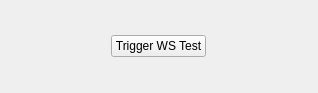
First picture: the form in src/mainwindow.ui, repository matty45/collabvm-cpp-client, before the edit.
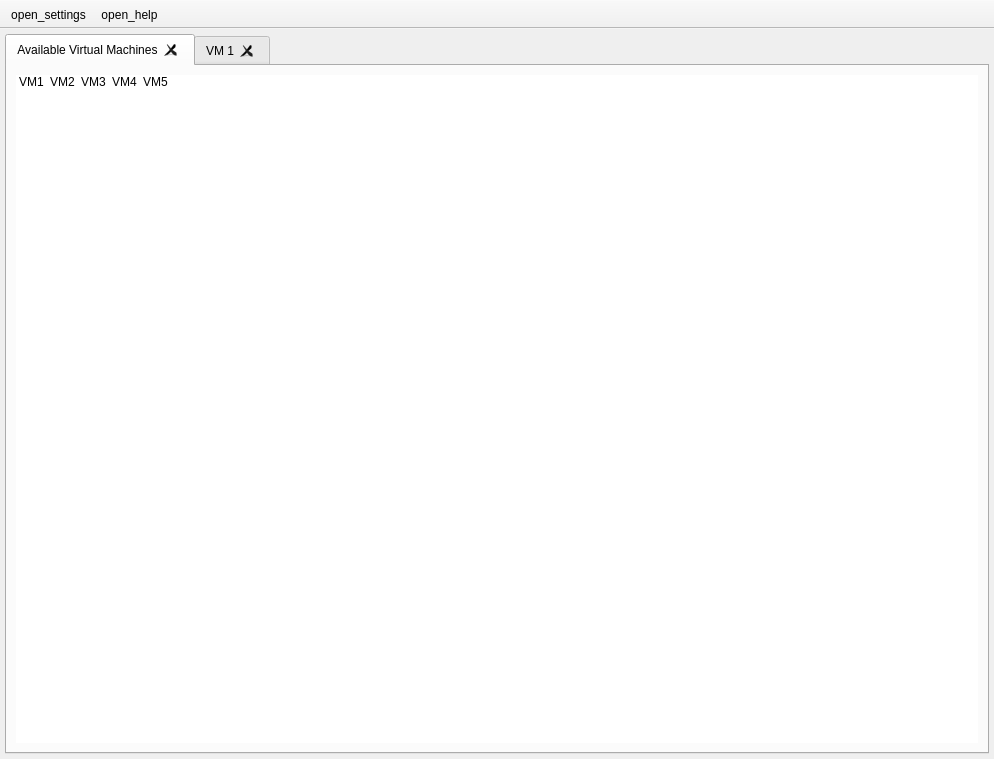
Second picture: the form after the edit. Icons and pictures are not drawn.

```diff
--- a/src/mainwindow.ui
+++ b/src/mainwindow.ui
@@ -6,8 +6,8 @@
    <rect>
     <x>0</x>
     <y>0</y>
-    <width>318</width>
-    <height>93</height>
+    <width>994</width>
+    <height>759</height>
    </rect>
   </property>
   <property name="minimumSize">
@@ -19,29 +19,206 @@
   <property name="windowTitle">
    <string>CollabVM Qt Client</string>
   </property>
+  <property name="tabShape">
+   <enum>QTabWidget::TabShape::Rounded</enum>
+  </property>
+  <property name="unifiedTitleAndToolBarOnMac">
+   <bool>true</bool>
+  </property>
   <widget class="QWidget" name="centralwidget">
-   <layout class="QGridLayout" name="main_grid_layout">
+   <property name="autoFillBackground">
+    <bool>false</bool>
+   </property>
+   <layout class="QGridLayout" name="gridLayout">
+    <property name="leftMargin">
+     <number>5</number>
+    </property>
+    <property name="topMargin">
+     <number>5</number>
+    </property>
+    <property name="rightMargin">
+     <number>5</number>
+    </property>
+    <property name="bottomMargin">
+     <number>5</number>
+    </property>
     <item row="0" column="0">
-     <widget class="QPushButton" name="the_funky_test_button">
-      <property name="sizePolicy">
-       <sizepolicy hsizetype="Fixed" vsizetype="Fixed">
-        <horstretch>0</horstretch>
-        <verstretch>0</verstretch>
-       </sizepolicy>
+     <widget class="QTabWidget" name="tabs">
+      <property name="currentIndex">
+       <number>0</number>
       </property>
-      <property name="toolTip">
-       <string>Does a thing.</string>
+      <property name="tabsClosable">
+       <bool>true</bool>
       </property>
-      <property name="text">
-       <string>Trigger WS Test</string>
+      <property name="movable">
+       <bool>true</bool>
       </property>
-      <property name="icon">
-       <iconset theme="QIcon::ThemeIcon::Computer"/>
+      <property name="tabBarAutoHide">
+       <bool>false</bool>
       </property>
+      <widget class="QWidget" name="vm_list_tab">
+       <property name="autoFillBackground">
+        <bool>false</bool>
+       </property>
+       <attribute name="icon">
+        <iconset theme="accessories-dictionary"/>
+       </attribute>
+       <attribute name="title">
+        <string>Available Virtual Machines</string>
+       </attribute>
+       <layout class="QGridLayout" name="gridLayout_2">
+        <item row="0" column="0">
+         <widget class="QListWidget" name="listWidget">
+          <property name="frameShape">
+           <enum>QFrame::Shape::NoFrame</enum>
+          </property>
+          <property name="iconSize">
+           <size>
+            <width>350</width>
+            <height>263</height>
+           </size>
+          </property>
+          <property name="resizeMode">
+           <enum>QListView::ResizeMode::Adjust</enum>
+          </property>
+          <property name="layoutMode">
+           <enum>QListView::LayoutMode::SinglePass</enum>
+          </property>
+          <property name="spacing">
+           <number>10</number>
+          </property>
+          <property name="viewMode">
+           <enum>QListView::ViewMode::IconMode</enum>
+          </property>
+          <property name="uniformItemSizes">
+           <bool>true</bool>
+          </property>
+          <property name="sortingEnabled">
+           <bool>true</bool>
+          </property>
+          <item>
+           <property name="text">
+            <string>VM1</string>
+           </property>
+           <property name="icon">
+            <iconset resource="../collabvm-qt-client.qrc">
+             <normaloff>:/Images/Placeholder VM image</normaloff>:/Images/Placeholder VM image</iconset>
+           </property>
+          </item>
+          <item>
+           <property name="text">
+            <string>VM2</string>
+           </property>
+           <property name="icon">
+            <iconset resource="../collabvm-qt-client.qrc">
+             <normaloff>:/Images/Placeholder VM image</normaloff>:/Images/Placeholder VM image</iconset>
+           </property>
+          </item>
+          <item>
+           <property name="text">
+            <string>VM3</string>
+           </property>
+           <property name="icon">
+            <iconset resource="../collabvm-qt-client.qrc">
+             <normaloff>:/Images/Placeholder VM image</normaloff>:/Images/Placeholder VM image</iconset>
+           </property>
+          </item>
+          <item>
+           <property name="text">
+            <string>VM4</string>
+           </property>
+           <property name="icon">
+            <iconset resource="../collabvm-qt-client.qrc">
+             <normaloff>:/Images/Placeholder VM image</normaloff>:/Images/Placeholder VM image</iconset>
+           </property>
+          </item>
+          <item>
+           <property name="text">
+            <string>VM5</string>
+           </property>
+           <property name="icon">
+            <iconset resource="../collabvm-qt-client.qrc">
+             <normaloff>:/Images/Placeholder VM image</normaloff>:/Images/Placeholder VM image</iconset>
+           </property>
+          </item>
+         </widget>
+        </item>
+       </layout>
+      </widget>
+      <widget class="QWidget" name="example_vm_tab">
+       <attribute name="icon">
+        <iconset theme="QIcon::ThemeIcon::Computer"/>
+       </attribute>
+       <attribute name="title">
+        <string>VM 1</string>
+       </attribute>
+      </widget>
      </widget>
     </item>
    </layout>
   </widget>
+  <widget class="QToolBar" name="main_toolbar">
+   <property name="contextMenuPolicy">
+    <enum>Qt::ContextMenuPolicy::PreventContextMenu</enum>
+   </property>
+   <property name="windowTitle">
+    <string>toolBar</string>
+   </property>
+   <property name="movable">
+    <bool>false</bool>
+   </property>
+   <property name="allowedAreas">
+    <set>Qt::ToolBarArea::TopToolBarArea</set>
+   </property>
+   <property name="orientation">
+    <enum>Qt::Orientation::Horizontal</enum>
+   </property>
+   <property name="iconSize">
+    <size>
+     <width>30</width>
+     <height>40</height>
+    </size>
+   </property>
+   <property name="floatable">
+    <bool>true</bool>
+   </property>
+   <attribute name="toolBarArea">
+    <enum>TopToolBarArea</enum>
+   </attribute>
+   <attribute name="toolBarBreak">
+    <bool>false</bool>
+   </attribute>
+   <addaction name="action_open_settings"/>
+   <addaction name="action_open_help"/>
+  </widget>
+  <action name="action_open_settings">
+   <property name="icon">
+    <iconset theme="document-properties"/>
+   </property>
+   <property name="text">
+    <string>open_settings</string>
+   </property>
+   <property name="toolTip">
+    <string>Opens settings.</string>
+   </property>
+   <property name="menuRole">
+    <enum>QAction::MenuRole::PreferencesRole</enum>
+   </property>
+  </action>
+  <action name="action_open_help">
+   <property name="icon">
+    <iconset theme="help-faq"/>
+   </property>
+   <property name="text">
+    <string>open_help</string>
+   </property>
+   <property name="toolTip">
+    <string>Open help stuff</string>
+   </property>
+   <property name="menuRole">
+    <enum>QAction::MenuRole::AboutRole</enum>
+   </property>
+  </action>
  </widget>
  <resources>
   <include location="../collabvm-qt-client.qrc"/>
```
